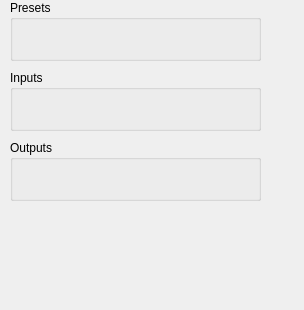
Before: the Qt Designer form src/qt/LV2/PluginArea.ui in chuckfairy/Orzabal, drawn with Qt 5.
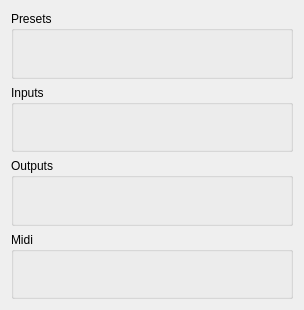
After: the same form once the commit is applied.

Commit message: plugin area start

What changed in the file:
```diff
--- a/src/qt/LV2/PluginArea.ui
+++ b/src/qt/LV2/PluginArea.ui
@@ -10,48 +10,89 @@
     <height>310</height>
    </rect>
   </property>
+  <property name="sizePolicy">
+   <sizepolicy hsizetype="Preferred" vsizetype="Preferred">
+    <horstretch>0</horstretch>
+    <verstretch>0</verstretch>
+   </sizepolicy>
+  </property>
   <property name="windowTitle">
    <string>Dialog</string>
   </property>
-  <widget class="QGroupBox" name="output_groupbox">
-   <property name="geometry">
-    <rect>
-     <x>10</x>
-     <y>140</y>
-     <width>251</width>
-     <height>61</height>
-    </rect>
-   </property>
-   <property name="title">
-    <string>Outputs</string>
-   </property>
-  </widget>
-  <widget class="QGroupBox" name="input_groupbox">
-   <property name="geometry">
-    <rect>
-     <x>10</x>
-     <y>70</y>
-     <width>251</width>
-     <height>61</height>
-    </rect>
-   </property>
-   <property name="title">
-    <string>Inputs</string>
-   </property>
-  </widget>
-  <widget class="QGroupBox" name="preset_groupbox">
-   <property name="geometry">
-    <rect>
-     <x>10</x>
-     <y>0</y>
-     <width>251</width>
-     <height>61</height>
-    </rect>
-   </property>
-   <property name="title">
-    <string>Presets</string>
-   </property>
-  </widget>
+  <layout class="QVBoxLayout" name="verticalLayout">
+   <item>
+    <widget class="QGroupBox" name="preset_groupbox">
+     <property name="sizePolicy">
+      <sizepolicy hsizetype="Preferred" vsizetype="Minimum">
+       <horstretch>0</horstretch>
+       <verstretch>0</verstretch>
+      </sizepolicy>
+     </property>
+     <property name="title">
+      <string>Presets</string>
+     </property>
+     <layout class="QVBoxLayout" name="verticalLayout_2">
+      <item>
+       <layout class="QHBoxLayout" name="preset_layout"/>
+      </item>
+     </layout>
+    </widget>
+   </item>
+   <item>
+    <widget class="QGroupBox" name="input_groupbox">
+     <property name="sizePolicy">
+      <sizepolicy hsizetype="Preferred" vsizetype="Minimum">
+       <horstretch>0</horstretch>
+       <verstretch>0</verstretch>
+      </sizepolicy>
+     </property>
+     <property name="title">
+      <string>Inputs</string>
+     </property>
+     <layout class="QVBoxLayout" name="verticalLayout_4">
+      <item>
+       <layout class="QVBoxLayout" name="input_layout"/>
+      </item>
+     </layout>
+    </widget>
+   </item>
+   <item>
+    <widget class="QGroupBox" name="output_groupbox">
+     <property name="sizePolicy">
+      <sizepolicy hsizetype="Preferred" vsizetype="Minimum">
+       <horstretch>0</horstretch>
+       <verstretch>0</verstretch>
+      </sizepolicy>
+     </property>
+     <property name="title">
+      <string>Outputs</string>
+     </property>
+     <layout class="QVBoxLayout" name="verticalLayout_3">
+      <item>
+       <layout class="QVBoxLayout" name="output_layout"/>
+      </item>
+     </layout>
+    </widget>
+   </item>
+   <item>
+    <widget class="QGroupBox" name="midi_groupbox">
+     <property name="sizePolicy">
+      <sizepolicy hsizetype="Preferred" vsizetype="Minimum">
+       <horstretch>0</horstretch>
+       <verstretch>0</verstretch>
+      </sizepolicy>
+     </property>
+     <property name="title">
+      <string>Midi</string>
+     </property>
+     <layout class="QVBoxLayout" name="verticalLayout_5">
+      <item>
+       <layout class="QVBoxLayout" name="midi_layout"/>
+      </item>
+     </layout>
+    </widget>
+   </item>
+  </layout>
  </widget>
  <resources/>
  <connections/>
```
The commit also changes 7 other files.
